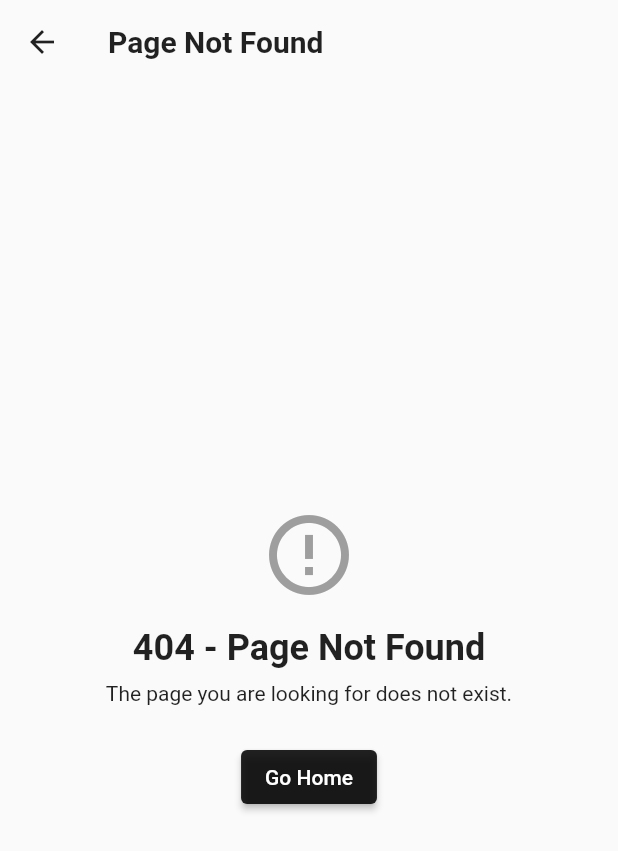
After one commit to carlossosvos/my_daily_log, a Flutter app: the NotFoundScreen screen opened directly, on a phone screen of 412 x 824 dp. The commit adds this screen. Shown: the top 851 px of the screen. Run offline on Flutter 3.47's test engine with Material 3 defaults, Android fonts, the phone set to English and light mode, and no system bars; our stand-ins replace equatable, flutter_bloc, flutter_slidable, go_router.

Commit message:
added router, and ordered bloc for daily_logs

```diff
--- /dev/null
+++ b/lib/core/router/app_router.dart
@@ -0,0 +1,30 @@
+import 'package:go_router/go_router.dart';
+import 'package:my_daily_log/presentation/screens/daily_log_detail_screen.dart';
+import 'package:my_daily_log/presentation/screens/daily_log_list_screen.dart';
+import 'package:my_daily_log/presentation/screens/not_found_screen.dart';
+
+class AppRouter {
+  static const String home = '/';
+  static const String logDetail = '/log/:id';
+  static const String settings = '/settings';
+
+  static final GoRouter router = GoRouter(
+    initialLocation: home,
+    routes: [
+      GoRoute(
+        path: home,
+        name: 'home',
+        builder: (context, state) => const DailyLogListScreen(),
+      ),
+      GoRoute(
+        path: logDetail,
+        name: 'logDetail',
+        builder: (context, state) {
+          final logId = state.pathParameters['id']!;
+          return DailyLogDetailScreen(logId: logId);
+        },
+      ),
+    ],
+    errorBuilder: (context, state) => const NotFoundScreen(),
+  );
+}
--- a/lib/presentation/screens/daily_log_list_screen.dart
+++ b/lib/presentation/screens/daily_log_list_screen.dart
@@ -1,9 +1,9 @@
 import 'package:flutter/material.dart';
 import 'package:flutter_bloc/flutter_bloc.dart';
 import 'package:flutter_slidable/flutter_slidable.dart';
-import 'package:my_daily_log/presentation/bloc/daily_log_bloc.dart';
-import 'package:my_daily_log/presentation/bloc/daily_log_event.dart';
-import 'package:my_daily_log/presentation/bloc/daily_log_state.dart';
+import 'package:my_daily_log/presentation/bloc/daily_log/daily_log_bloc.dart';
+import 'package:my_daily_log/presentation/bloc/daily_log/daily_log_event.dart';
+import 'package:my_daily_log/presentation/bloc/daily_log/daily_log_state.dart';
 import 'package:my_daily_log/presentation/widgets/bottom_sheets/add_log_bottom_sheet.dart';
 import 'package:my_daily_log/presentation/widgets/organisms/daily_log_card.dart';
 
--- /dev/null
+++ b/lib/presentation/screens/not_found_screen.dart
@@ -0,0 +1,33 @@
+import 'package:flutter/material.dart';
+import 'package:go_router/go_router.dart';
+
+class NotFoundScreen extends StatelessWidget {
+  const NotFoundScreen({super.key});
+
+  @override
+  Widget build(BuildContext context) {
+    return Scaffold(
+      appBar: AppBar(title: const Text('Page Not Found')),
+      body: Center(
+        child: Column(
+          mainAxisAlignment: MainAxisAlignment.center,
+          children: [
+            const Icon(Icons.error_outline, size: 64, color: Colors.grey),
+            const SizedBox(height: 16),
+            const Text(
+              '404 - Page Not Found',
+              style: TextStyle(fontSize: 24, fontWeight: FontWeight.bold),
+            ),
+            const SizedBox(height: 8),
+            const Text('The page you are looking for does not exist.'),
+            const SizedBox(height: 24),
+            ElevatedButton(
+              onPressed: () => context.go('/'),
+              child: const Text('Go Home'),
+            ),
+          ],
+        ),
+      ),
+    );
+  }
+}
--- a/lib/presentation/widgets/bottom_sheets/add_log_bottom_sheet.dart
+++ b/lib/presentation/widgets/bottom_sheets/add_log_bottom_sheet.dart
@@ -1,8 +1,8 @@
 import 'package:flutter/material.dart';
 import 'package:flutter_bloc/flutter_bloc.dart';
 import 'package:my_daily_log/domain/entities/daily_log.dart';
-import 'package:my_daily_log/presentation/bloc/daily_log_bloc.dart';
-import 'package:my_daily_log/presentation/bloc/daily_log_event.dart';
+import 'package:my_daily_log/presentation/bloc/daily_log/daily_log_bloc.dart';
+import 'package:my_daily_log/presentation/bloc/daily_log/daily_log_event.dart';
 import 'package:my_daily_log/presentation/widgets/organisms/log_form.dart';
 import 'package:my_daily_log/presentation/widgets/templates/form_bottom_sheet.dart';
 
```
Also changed, not shown: lib/core/utils/date_formatter.dart (added, +30 -0 lines), lib/main.dart (+5 -5 lines), lib/presentation/bloc/daily_log/daily_log_bloc.dart (renamed from lib/presentation/bloc/daily_log_bloc.dart, +6 -18 lines), lib/presentation/screens/daily_log_detail_screen.dart (added, +35 -0 lines), lib/presentation/widgets/organisms/daily_log_card.dart (+7 -20 lines), pubspec.yaml (+1 -24 lines), lib/presentation/bloc/daily_log/daily_log_event.dart (line endings or trailing spaces), lib/presentation/bloc/daily_log/daily_log_state.dart (line endings or trailing spaces), pubspec.lock.
